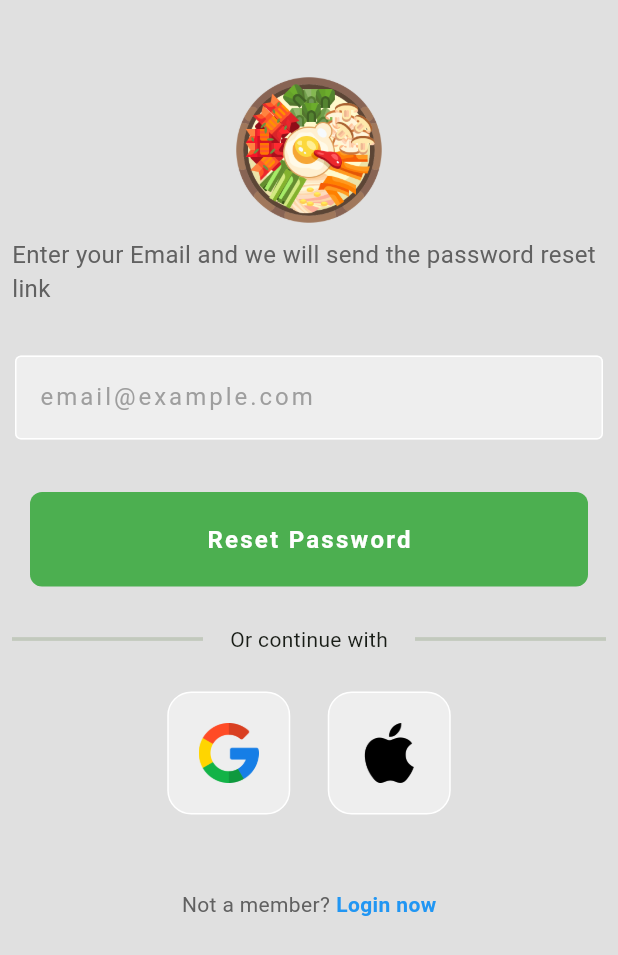
After one commit to madushanmac/histamate, a Flutter app: the screen it shows after launch, after a tap on "Forget password?.", on a phone screen of 412 x 824 dp. The commit adds this screen. Shown: the top 955 px of the screen. Run offline on Flutter 3.47's test engine with Material 3 defaults, Android fonts, the phone set to English and light mode, and no system bars; our stand-ins replace animated_text_kit, cloud_firestore, custom_rating_bar, firebase_auth, firebase_core, google_fonts and 2 more; missing offline and left inert: flutter_gemini_bot, page_animation_transition; accounts and stored records are empty.

Commit message:
fixed bugs users login , completed ingredient filter section

```diff
--- a/lib/AI/ai_bot.dart
+++ b/lib/AI/ai_bot.dart
@@ -30,10 +30,10 @@ class _ChatState extends State<Chat> {
          botChatBubbleTextColor: Colors.black87,
          botChatBubbleColor: Colors.black,
          userChatBubbleTextColor: Colors.black,
-         userChatBubbleColor: Colors.blueAccent,
-         hintText: 'What are the helthy foods today ?',
+         userChatBubbleColor: Colors.black,
+         hintText: 'hi ?',
          apiKey: apiKey,
-         chatContext: 'you are a histamate food assistant you must only need to tell food related things',
+         chatContext: 'you are a histamate food assistant you must only need to tell food related things when user ask you',
          chatList: [
 
          ],
--- a/lib/pages/home_screen.dart
+++ b/lib/pages/home_screen.dart
@@ -4,6 +4,7 @@ import 'package:hista_mate/AI/ai_bot.dart';
 import 'package:hista_mate/Components/Primary_button.dart';
 import 'package:hista_mate/Components/SqureMenu.dart';
 import 'package:hista_mate/pages/foods.dart';
+import 'package:hista_mate/pages/login_screen.dart';
 import 'package:hista_mate/pages/profile_details.dart';
 import 'package:hista_mate/styles/Styles.dart';
 import 'package:iconsax/iconsax.dart';
@@ -42,6 +43,7 @@ class HomeScreen extends StatelessWidget {
           IconButton(
               onPressed: () async {
                 FirebaseAuth.instance.signOut();
+                Navigator.pushReplacement(context, MaterialPageRoute(builder: (context)=>LoginScreen()));
               },
               icon: const Icon(Icons.logout))
         ],
--- a/lib/pages/login_screen.dart
+++ b/lib/pages/login_screen.dart
@@ -1,5 +1,7 @@
 import 'package:firebase_auth/firebase_auth.dart';
 import 'package:flutter/material.dart';
+import 'package:hista_mate/pages/home_screen.dart';
+import 'package:hista_mate/pages/passwordReset.dart';
 import 'package:hista_mate/pages/register_screen.dart';
 
 import '../Components/InputTextField.dart';
@@ -36,7 +38,7 @@ class _LoginScreenState extends State<LoginScreen> {
               child: const Column(
                 mainAxisAlignment: MainAxisAlignment.center,
                 children: [
-                  Text('please wait'),
+
                   CircularProgressIndicator(
                     color: Colors.black,
                   ),
@@ -73,6 +75,7 @@ class _LoginScreenState extends State<LoginScreen> {
 
     // Close the progress dialog
     Navigator.of(context).pop();
+    Navigator.pushReplacement(context, MaterialPageRoute(builder: (context)=>HomeScreen()));
   }
 
   // Method to get error message based on error code
@@ -117,7 +120,7 @@ class _LoginScreenState extends State<LoginScreen> {
 
             // Username and Password fields
             InputTextField(
-              hintText: 'username',
+              hintText: 'email',
               obsecureText: false,
               controller: usernameController,
             ),
@@ -128,10 +131,14 @@ class _LoginScreenState extends State<LoginScreen> {
             ),
 
             // Forgot password
-            const Row(
+             Row(
               mainAxisAlignment: MainAxisAlignment.end,
               children: [
-                Text("Forget password?."),
+                InkWell(
+                  onTap: (){
+                    Navigator.push(context, MaterialPageRoute(builder: (context)=>PasswordReset()));
+                  },
+                    child: Text("Forget password?.",style: TextStyle(fontWeight: FontWeight.bold,letterSpacing: 1.2),)),
                 Padding(padding: EdgeInsets.symmetric(horizontal: 10.0))
               ],
             ),
--- a/lib/pages/meal_recomondation.dart
+++ b/lib/pages/meal_recomondation.dart
@@ -33,6 +33,7 @@ class _MealRecommendationState extends State<MealRecommendation> {
       return {
         'mealName': doc['mealName'] as String,
         'imageUrl': doc['imageUrl'] as String,
+        'Description': doc['Description'] as String,
       };
     }).toList();
 
@@ -124,7 +125,7 @@ class _MealRecommendationState extends State<MealRecommendation> {
                               builder: (context) => FoodDetail(
                                 title: rec['mealName']!,
                                 imagePath: rec['imageUrl']!,
-                                description: 'Description of the meal',
+                                description: rec['Description']!,
                               ),
                             ),
                           );
@@ -142,6 +143,7 @@ class _MealRecommendationState extends State<MealRecommendation> {
                             color: Colors.green[800],
                           ),
                         ),
+                        trailing: Text(rec['Description']!),
                       ),
                     );
                   },
--- /dev/null
+++ b/lib/pages/passwordReset.dart
@@ -0,0 +1,161 @@
+import 'package:firebase_auth/firebase_auth.dart';
+import 'package:flutter/material.dart';
+import 'package:hista_mate/pages/login_screen.dart';
+import 'package:hista_mate/pages/register_screen.dart';
+import '../Components/InputTextField.dart';
+import '../Components/Primary_button.dart';
+import '../Components/SqureTile.dart';
+import '../styles/Styles.dart';
+
+class PasswordReset extends StatefulWidget {
+  const PasswordReset({super.key});
+
+  @override
+  State<PasswordReset> createState() => _PasswordResetState();
+}
+
+class _PasswordResetState extends State<PasswordReset> {
+  final _emailController = TextEditingController();
+
+  // Dispose controller
+  @override
+  void dispose() {
+    _emailController.dispose();
+    super.dispose();
+  }
+
+  // Method to send password reset email
+  Future<void> passwordReset() async {
+    try {
+      await FirebaseAuth.instance.sendPasswordResetEmail(email: _emailController.text.trim());
+      showDialog(
+        context: context,
+        builder: (context) {
+          return AlertDialog(
+            content: Text('Password reset link sent! Check your email.'),
+          );
+        },
+      );
+    } catch (e) {
+      showDialog(
+        context: context,
+        builder: (context) {
+          return AlertDialog(
+            content: Text(e.toString()),
+          );
+        },
+      );
+    }
+  }
+
+  @override
+  Widget build(BuildContext context) {
+    return Scaffold(
+      backgroundColor: whiteGrey,
+      body: SingleChildScrollView(
+        child: Column(
+          mainAxisAlignment: MainAxisAlignment.center,
+          children: [
+            // Logo and welcome message
+            const SizedBox(height: 50.0),
+            Center(
+              child: Image.asset(
+                'assets/images/splash.png',
+                height: 100,
+                width: 100,
+              ),
+            ),
+            Padding(
+              padding: const EdgeInsets.all(8.0),
+              child: Text(
+                'Enter your Email and we will send the password reset link',
+                style: welcometextStyle,
+              ),
+            ),
+            const SizedBox(height: height),
+
+            // Email input field
+            InputTextField(
+              hintText: 'email@example.com',
+              obsecureText: false,
+              controller: _emailController,
+            ),
+
+            const SizedBox(height: height25),
+
+            // Reset Password button
+            PrimaryButton(
+              onTap: passwordReset,
+              label: 'Reset Password',
+            ),
+
+            const SizedBox(height: height25),
+
+            // Or continue with divider
+            const Row(
+              children: [
+                Expanded(
+                  child: Padding(
+                    padding: EdgeInsets.symmetric(horizontal: 8.0),
+                    child: Divider(thickness: 2.5),
+                  ),
+                ),
+                Padding(
+                  padding: EdgeInsets.symmetric(horizontal: 10.0),
+                  child: Text('Or continue with'),
+                ),
+                Expanded(
+                  child: Padding(
+                    padding: EdgeInsets.symmetric(horizontal: 8.0),
+                    child: Divider(thickness: 2.5),
+                  ),
+                ),
+              ],
+            ),
+            const SizedBox(height: height25),
+
+            // Google and Apple sign-in options
+            const Row(
+              mainAxisAlignment: MainAxisAlignment.center,
+              children: [
+                SqureTile(imagePath: 'assets/images/logos/google.png'),
+                SizedBox(width: 25.0),
+                SqureTile(imagePath: 'assets/images/logos/apple-logo.png'),
+              ],
+            ),
+            const SizedBox(height: 50.0),
+
+            // Not a member? Register now
+            Row(
+              mainAxisAlignment: MainAxisAlignment.center,
+              children: [
+                Text(
+                  'Not a member?',
+                  style: TextStyle(color: Colors.grey[700]),
+                ),
+                const SizedBox(width: 4.0),
+                InkWell(
+                  onTap: () {
+                    Navigator.push(
+                      context,
+                      MaterialPageRoute(
+                        builder: (context) => LoginScreen(),
+                      ),
+                    );
+                  },
+                  child: const Text(
+                    'Login now',
+                    style: TextStyle(
+                      color: Colors.blue,
+                      fontWeight: FontWeight.bold,
+                    ),
+                  ),
+                ),
+              ],
+            ),
+          ],
+        ),
+      ),
+    );
+  }
+}
```
Also changed, not shown: lib/Components/SqureMenu.dart (+4 -3 lines), lib/pages/foods.dart (+75 -19 lines), lib/pages/register_screen.dart (+3 -13 lines).
